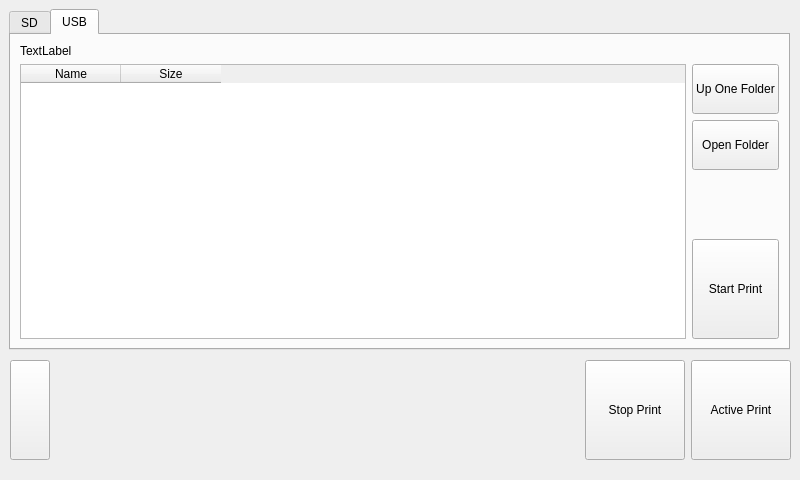
Before: the Qt Designer form ClientApp/qt/printwindow.ui in re3Dprinting/touchscreen, drawn with Qt 5.
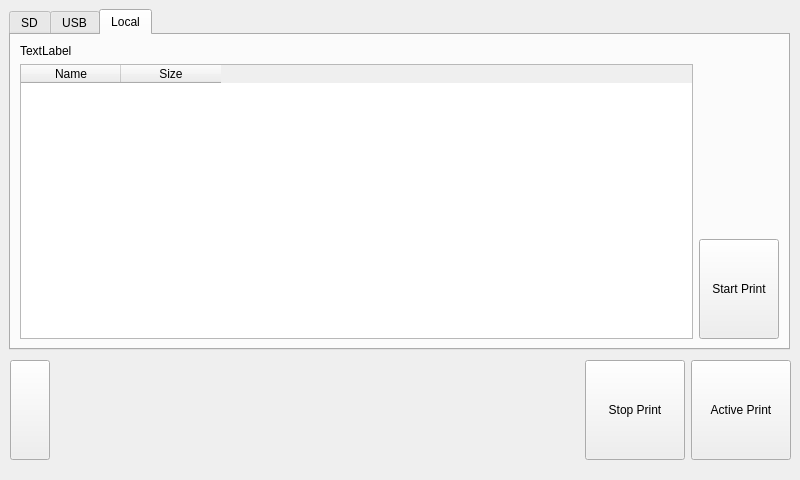
After: the same form once the commit is applied. The open tabs and pages were chosen to show the change. Icons and pictures are not drawn.

Commit message: Checkpoint. Begin UI work for local file display.

Patch:
```diff
--- a/ClientApp/qt/printwindow.ui
+++ b/ClientApp/qt/printwindow.ui
@@ -194,6 +194,68 @@
      </item>
     </layout>
    </widget>
+   <widget class="QWidget" name="Local">
+    <attribute name="title">
+     <string>Local</string>
+    </attribute>
+    <layout class="QVBoxLayout" name="uppervertLayout">
+     <item>
+      <widget class="QLabel" name="pathlabel">
+       <property name="text">
+        <string>TextLabel</string>
+       </property>
+      </widget>
+     </item>
+     <item>
+      <layout class="QHBoxLayout" name="horizontalLayout">
+       <item>
+        <widget class="QTableWidget" name="USBFileList">
+         <column>
+          <property name="text">
+           <string>Name</string>
+          </property>
+         </column>
+         <column>
+          <property name="text">
+           <string>Size</string>
+          </property>
+         </column>
+        </widget>
+       </item>
+       <item>
+        <layout class="QVBoxLayout" name="verticalLayout">
+         <item>
+          <spacer name="verticalSpacer">
+           <property name="orientation">
+            <enum>Qt::Vertical</enum>
+           </property>
+           <property name="sizeHint" stdset="0">
+            <size>
+             <width>20</width>
+             <height>40</height>
+            </size>
+           </property>
+          </spacer>
+         </item>
+         <item>
+          <widget class="QPushButton" name="pushbutton_print">
+           <property name="minimumSize">
+            <size>
+             <width>0</width>
+             <height>100</height>
+            </size>
+           </property>
+           <property name="text">
+            <string>Start Print</string>
+           </property>
+          </widget>
+         </item>
+        </layout>
+       </item>
+      </layout>
+     </item>
+    </layout>
+   </widget>
   </widget>
   <widget class="QWidget" name="layoutWidget">
    <property name="geometry">
```
The commit also changes 1 other file.
